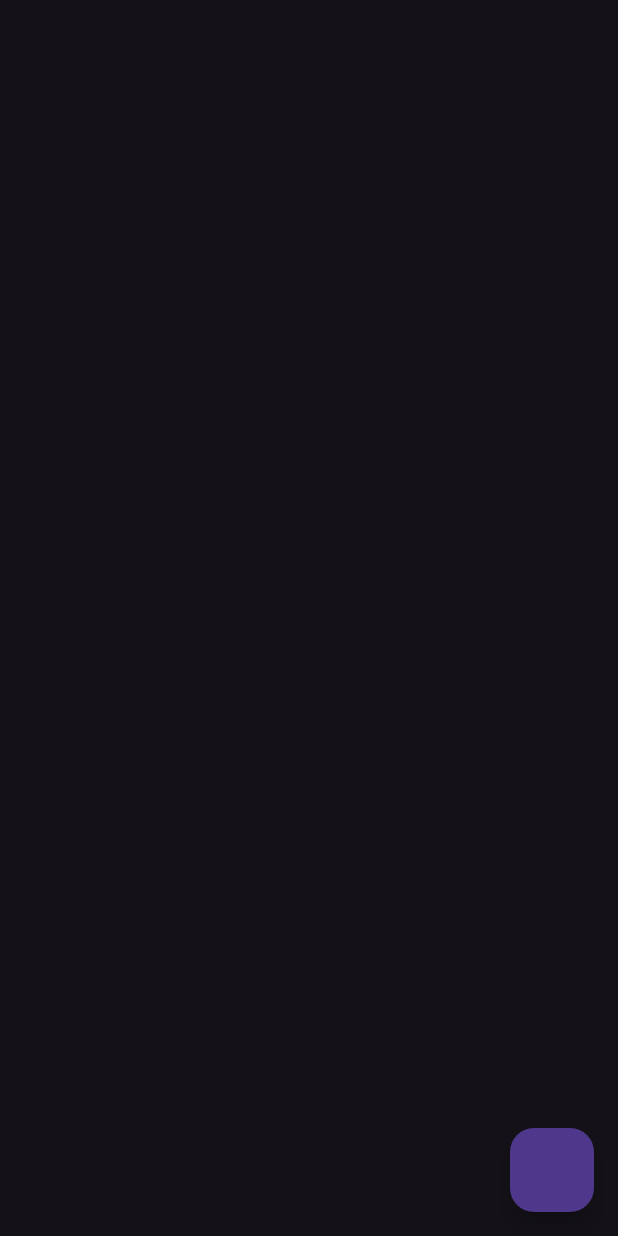
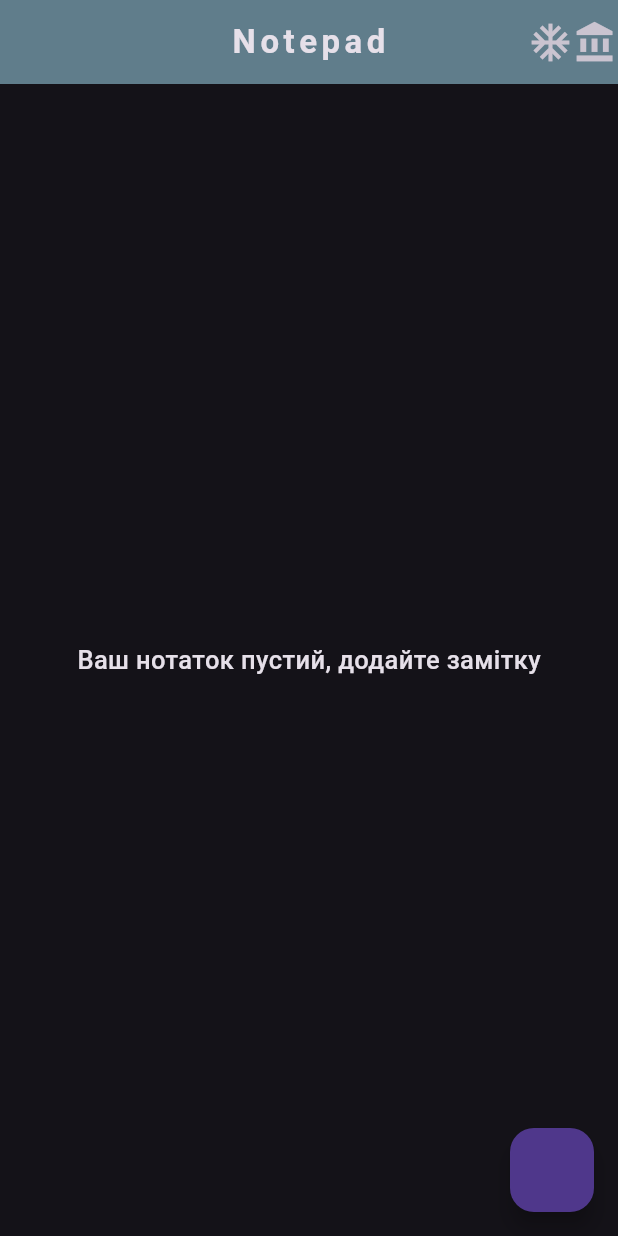
Before and after one commit to Haltseva-Yevheniia/Creative-Notepad, a Flutter app: the screen it shows after launch, on a phone screen of 412 x 824 dp. Run offline on Flutter 3.47's test engine with Material 3 defaults, Android fonts, the light colour scheme and no system bars.

Commit message:
added appdar and body

```diff
--- a/lib/page/first_screen.dart
+++ b/lib/page/first_screen.dart
@@ -9,9 +9,45 @@ class FirstScreen extends StatefulWidget {
 }
 
 class _FirstScreenState extends State<FirstScreen> {
+
+  List<String> notes = [];
+
   @override
   Widget build(BuildContext context) {
     return Scaffold(
+      appBar: AppBar(
+        backgroundColor: Colors.blueGrey,
+        centerTitle: true,
+        title: const Text(
+         'Notepad',
+          style: TextStyle(
+            fontWeight: FontWeight.w700,
+            letterSpacing: 3,
+          ),
+        ),
+          actions: const [
+            Icon(Icons.ac_unit, size: 30.0),
+            Icon(Icons.account_balance_sharp, size: 30.0),
+          ],
+         ),
+
+      body: notes.isEmpty ? const Center(
+          child: Text(
+                'Ваш нотаток пустий, додайте замітку',
+              style: TextStyle(
+                fontSize: 17.0,
+                fontWeight: FontWeight.w500,
+              ),
+             ),
+            )
+          : ListView.builder(
+           itemCount: notes.length,
+           itemBuilder: (context, index){
+             return const ListTile(
+
+            );
+          },
+      ),
       floatingActionButton: FloatingActionButton(onPressed: (){}),
     );
   }
```
